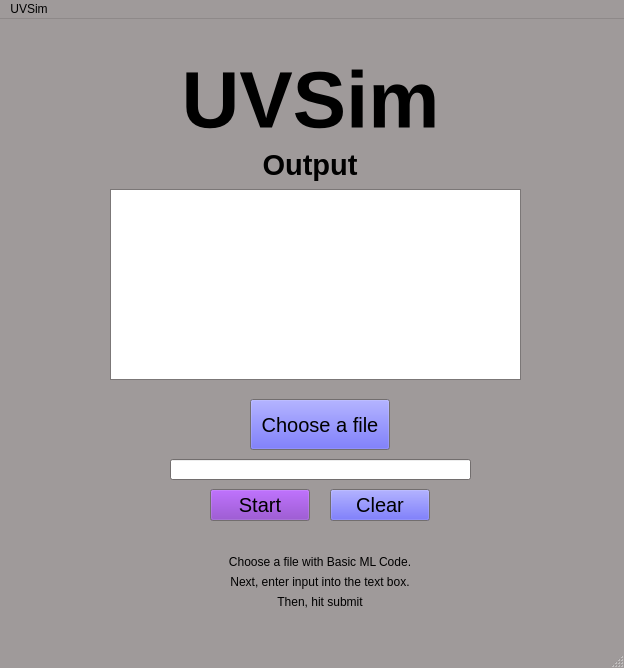
Qt form code_base_with_classes/UVSim.ui (constanhack/2450-project) before a commit.
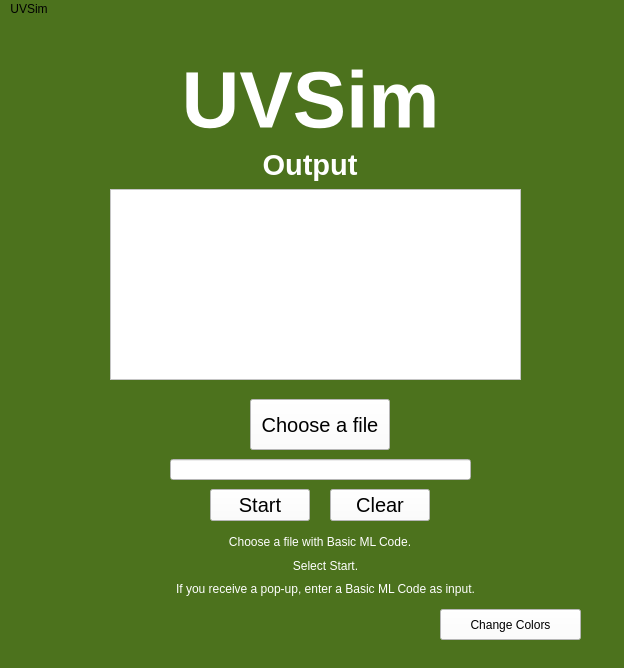
The same form after that commit.

Commit message: Changed GUI colors. Added Change Color pop-up box.

The edit to the form file:
```diff
--- a/code_base_with_classes/UVSim.ui
+++ b/code_base_with_classes/UVSim.ui
@@ -16,18 +16,27 @@
      <colorrole role="Button">
       <brush brushstyle="SolidPattern">
        <color alpha="255">
-        <red>50</red>
-        <green>50</green>
-        <blue>255</blue>
+        <red>76</red>
+        <green>114</green>
+        <blue>29</blue>
+       </color>
+      </brush>
+     </colorrole>
+     <colorrole role="Base">
+      <brush brushstyle="SolidPattern">
+       <color alpha="255">
+        <red>76</red>
+        <green>114</green>
+        <blue>29</blue>
        </color>
       </brush>
      </colorrole>
      <colorrole role="Window">
       <brush brushstyle="SolidPattern">
        <color alpha="255">
-        <red>159</red>
-        <green>154</green>
-        <blue>154</blue>
+        <red>76</red>
+        <green>114</green>
+        <blue>29</blue>
        </color>
       </brush>
      </colorrole>
@@ -36,18 +45,27 @@
      <colorrole role="Button">
       <brush brushstyle="SolidPattern">
        <color alpha="255">
-        <red>50</red>
-        <green>50</green>
-        <blue>255</blue>
+        <red>76</red>
+        <green>114</green>
+        <blue>29</blue>
+       </color>
+      </brush>
+     </colorrole>
+     <colorrole role="Base">
+      <brush brushstyle="SolidPattern">
+       <color alpha="255">
+        <red>76</red>
+        <green>114</green>
+        <blue>29</blue>
        </color>
       </brush>
      </colorrole>
      <colorrole role="Window">
       <brush brushstyle="SolidPattern">
        <color alpha="255">
-        <red>159</red>
-        <green>154</green>
-        <blue>154</blue>
+        <red>76</red>
+        <green>114</green>
+        <blue>29</blue>
        </color>
       </brush>
      </colorrole>
@@ -56,27 +74,27 @@
      <colorrole role="Button">
       <brush brushstyle="SolidPattern">
        <color alpha="255">
-        <red>50</red>
-        <green>50</green>
-        <blue>255</blue>
+        <red>76</red>
+        <green>114</green>
+        <blue>29</blue>
        </color>
       </brush>
      </colorrole>
      <colorrole role="Base">
       <brush brushstyle="SolidPattern">
        <color alpha="255">
-        <red>159</red>
-        <green>154</green>
-        <blue>154</blue>
+        <red>76</red>
+        <green>114</green>
+        <blue>29</blue>
        </color>
       </brush>
      </colorrole>
      <colorrole role="Window">
       <brush brushstyle="SolidPattern">
        <color alpha="255">
-        <red>159</red>
-        <green>154</green>
-        <blue>154</blue>
+        <red>76</red>
+        <green>114</green>
+        <blue>29</blue>
        </color>
       </brush>
      </colorrole>
@@ -86,6 +104,9 @@
   <property name="windowTitle">
    <string>MainWindow</string>
   </property>
+  <property name="styleSheet">
+   <string notr="true">background-color: rgb(76, 114, 29);</string>
+  </property>
   <widget class="QWidget" name="centralwidget">
    <widget class="QLabel" name="Title">
     <property name="geometry">
@@ -102,6 +123,9 @@
       <bold>true</bold>
      </font>
     </property>
+    <property name="styleSheet">
+     <string notr="true">color: rgb(255, 255, 255);</string>
+    </property>
     <property name="text">
      <string>UVSim</string>
     </property>
@@ -113,11 +137,14 @@
     <property name="geometry">
      <rect>
       <x>220</x>
-      <y>530</y>
+      <y>510</y>
       <width>200</width>
       <height>25</height>
      </rect>
     </property>
+    <property name="styleSheet">
+     <string notr="true">color: rgb(255, 255, 255);</string>
+    </property>
     <property name="text">
      <string>Choose a file with Basic ML Code.</string>
     </property>
@@ -128,30 +155,17 @@
    <widget class="QLabel" name="Desc2">
     <property name="geometry">
      <rect>
-      <x>220</x>
-      <y>550</y>
-      <width>200</width>
-      <height>25</height>
+      <x>170</x>
+      <y>560</y>
+      <width>311</width>
+      <height>20</height>
      </rect>
     </property>
-    <property name="text">
-     <string>Next, enter input into the text box.</string>
+    <property name="styleSheet">
+     <string notr="true">color: rgb(255, 255, 255);</string>
     </property>
-    <property name="alignment">
-     <set>Qt::AlignCenter</set>
-    </property>
-   </widget>
-   <widget class="QLabel" name="Desc3">
-    <property name="geometry">
-     <rect>
-      <x>220</x>
-      <y>570</y>
-      <width>200</width>
-      <height>25</height>
-     </rect>
-    </property>
     <property name="text">
-     <string>Then, hit submit</string>
+     <string>If you receive a pop-up, enter a Basic ML Code as input.</string>
     </property>
     <property name="alignment">
      <set>Qt::AlignCenter</set>
@@ -169,6 +183,15 @@
     <property name="palette">
      <palette>
       <active>
+       <colorrole role="Button">
+        <brush brushstyle="SolidPattern">
+         <color alpha="255">
+          <red>255</red>
+          <green>255</green>
+          <blue>255</blue>
+         </color>
+        </brush>
+       </colorrole>
        <colorrole role="ButtonText">
         <brush brushstyle="SolidPattern">
          <color alpha="255">
@@ -178,8 +201,35 @@
          </color>
         </brush>
        </colorrole>
+       <colorrole role="Base">
+        <brush brushstyle="SolidPattern">
+         <color alpha="255">
+          <red>255</red>
+          <green>255</green>
+          <blue>255</blue>
+         </color>
+        </brush>
+       </colorrole>
+       <colorrole role="Window">
+        <brush brushstyle="SolidPattern">
+         <color alpha="255">
+          <red>255</red>
+          <green>255</green>
+          <blue>255</blue>
+         </color>
+        </brush>
+       </colorrole>
       </active>
       <inactive>
+       <colorrole role="Button">
+        <brush brushstyle="SolidPattern">
+         <color alpha="255">
+          <red>255</red>
+          <green>255</green>
+          <blue>255</blue>
+         </color>
+        </brush>
+       </colorrole>
        <colorrole role="ButtonText">
         <brush brushstyle="SolidPattern">
          <color alpha="255">
@@ -189,8 +239,54 @@
          </color>
         </brush>
        </colorrole>
+       <colorrole role="Base">
+        <brush brushstyle="SolidPattern">
+         <color alpha="255">
+          <red>255</red>
+          <green>255</green>
+          <blue>255</blue>
+         </color>
+        </brush>
+       </colorrole>
+       <colorrole role="Window">
+        <brush brushstyle="SolidPattern">
+         <color alpha="255">
+          <red>255</red>
+          <green>255</green>
+          <blue>255</blue>
+         </color>
+        </brush>
+       </colorrole>
       </inactive>
-      <disabled/>
+      <disabled>
+       <colorrole role="Button">
+        <brush brushstyle="SolidPattern">
+         <color alpha="255">
+          <red>255</red>
+          <green>255</green>
+          <blue>255</blue>
+         </color>
+        </brush>
+       </colorrole>
+       <colorrole role="Base">
+        <brush brushstyle="SolidPattern">
+         <color alpha="255">
+          <red>255</red>
+          <green>255</green>
+          <blue>255</blue>
+         </color>
+        </brush>
+       </colorrole>
+       <colorrole role="Window">
+        <brush brushstyle="SolidPattern">
+         <color alpha="255">
+          <red>255</red>
+          <green>255</green>
+          <blue>255</blue>
+         </color>
+        </brush>
+       </colorrole>
+      </disabled>
      </palette>
     </property>
     <property name="font">
@@ -198,6 +294,9 @@
       <pointsize>15</pointsize>
      </font>
     </property>
+    <property name="styleSheet">
+     <string notr="true">background-color: rgb(255, 255, 255);</string>
+    </property>
     <property name="text">
      <string>Clear</string>
     </property>
@@ -217,9 +316,9 @@
        <colorrole role="Button">
         <brush brushstyle="SolidPattern">
          <color alpha="255">
-          <red>128</red>
-          <green>50</green>
-          <blue>190</blue>
+          <red>255</red>
+          <green>255</green>
+          <blue>255</blue>
          </color>
         </brush>
        </colorrole>
@@ -232,14 +331,32 @@
          </color>
         </brush>
        </colorrole>
+       <colorrole role="Base">
+        <brush brushstyle="SolidPattern">
+         <color alpha="255">
+          <red>255</red>
+          <green>255</green>
+          <blue>255</blue>
+         </color>
+        </brush>
+       </colorrole>
+       <colorrole role="Window">
+        <brush brushstyle="SolidPattern">
+         <color alpha="255">
+          <red>255</red>
+          <green>255</green>
+          <blue>255</blue>
+         </color>
+        </brush>
+       </colorrole>
       </active>
       <inactive>
        <colorrole role="Button">
         <brush brushstyle="SolidPattern">
          <color alpha="255">
-          <red>128</red>
-          <green>50</green>
-          <blue>190</blue>
+          <red>255</red>
+          <green>255</green>
+          <blue>255</blue>
          </color>
         </brush>
        </colorrole>
@@ -252,14 +369,50 @@
          </color>
         </brush>
        </colorrole>
+       <colorrole role="Base">
+        <brush brushstyle="SolidPattern">
+         <color alpha="255">
+          <red>255</red>
+          <green>255</green>
+          <blue>255</blue>
+         </color>
+        </brush>
+       </colorrole>
+       <colorrole role="Window">
+        <brush brushstyle="SolidPattern">
+         <color alpha="255">
+          <red>255</red>
+          <green>255</green>
+          <blue>255</blue>
+         </color>
+        </brush>
+       </colorrole>
       </inactive>
       <disabled>
        <colorrole role="Button">
         <brush brushstyle="SolidPattern">
          <color alpha="255">
-          <red>128</red>
-          <green>50</green>
-          <blue>190</blue>
+          <red>255</red>
+          <green>255</green>
+          <blue>255</blue>
+         </color>
+        </brush>
+       </colorrole>
+       <colorrole role="Base">
+        <brush brushstyle="SolidPattern">
+         <color alpha="255">
+          <red>255</red>
+          <green>255</green>
+          <blue>255</blue>
+         </color>
+        </brush>
+       </colorrole>
+       <colorrole role="Window">
+        <brush brushstyle="SolidPattern">
+         <color alpha="255">
+          <red>255</red>
+          <green>255</green>
+          <blue>255</blue>
          </color>
         </brush>
        </colorrole>
@@ -271,6 +424,9 @@
       <pointsize>15</pointsize>
      </font>
     </property>
+    <property name="styleSheet">
+     <string notr="true">background-color: rgb(255, 255, 255);</string>
+    </property>
     <property name="text">
      <string>Start</string>
     </property>
@@ -290,6 +446,9 @@
       <bold>true</bold>
      </font>
     </property>
+    <property name="styleSheet">
+     <string notr="true">color: rgb(255, 255, 255);</string>
+    </property>
     <property name="text">
      <string>Output</string>
     </property>
@@ -309,6 +468,15 @@
     <property name="palette">
      <palette>
       <active>
+       <colorrole role="Button">
+        <brush brushstyle="SolidPattern">
+         <color alpha="255">
+          <red>255</red>
+          <green>255</green>
+          <blue>255</blue>
+         </color>
+        </brush>
+       </colorrole>
        <colorrole role="ButtonText">
         <brush brushstyle="SolidPattern">
          <color alpha="255">
@@ -318,8 +486,35 @@
          </color>
         </brush>
        </colorrole>
+       <colorrole role="Base">
+        <brush brushstyle="SolidPattern">
+         <color alpha="255">
+          <red>255</red>
+          <green>255</green>
+          <blue>255</blue>
+         </color>
+        </brush>
+       </colorrole>
+       <colorrole role="Window">
+        <brush brushstyle="SolidPattern">
+         <color alpha="255">
+          <red>255</red>
+          <green>255</green>
+          <blue>255</blue>
+         </color>
+        </brush>
+       </colorrole>
       </active>
       <inactive>
+       <colorrole role="Button">
+        <brush brushstyle="SolidPattern">
+         <color alpha="255">
+          <red>255</red>
+          <green>255</green>
+          <blue>255</blue>
+         </color>
+        </brush>
+       </colorrole>
        <colorrole role="ButtonText">
         <brush brushstyle="SolidPattern">
          <color alpha="255">
@@ -329,8 +524,54 @@
          </color>
         </brush>
        </colorrole>
+       <colorrole role="Base">
+        <brush brushstyle="SolidPattern">
+         <color alpha="255">
+          <red>255</red>
+          <green>255</green>
+          <blue>255</blue>
+         </color>
+        </brush>
+       </colorrole>
+       <colorrole role="Window">
+        <brush brushstyle="SolidPattern">
+         <color alpha="255">
+          <red>255</red>
+          <green>255</green>
+          <blue>255</blue>
+         </color>
+        </brush>
+       </colorrole>
       </inactive>
-      <disabled/>
+      <disabled>
+       <colorrole role="Button">
+        <brush brushstyle="SolidPattern">
+         <color alpha="255">
+          <red>255</red>
+          <green>255</green>
+          <blue>255</blue>
+         </color>
+        </brush>
+       </colorrole>
+       <colorrole role="Base">
+        <brush brushstyle="SolidPattern">
+         <color alpha="255">
+          <red>255</red>
+          <green>255</green>
+          <blue>255</blue>
+         </color>
+        </brush>
+       </colorrole>
+       <colorrole role="Window">
+        <brush brushstyle="SolidPattern">
+         <color alpha="255">
+          <red>255</red>
+          <green>255</green>
+          <blue>255</blue>
+         </color>
+        </brush>
+       </colorrole>
+      </disabled>
      </palette>
     </property>
     <property name="font">
@@ -338,6 +579,9 @@
       <pointsize>15</pointsize>
      </font>
     </property>
+    <property name="styleSheet">
+     <string notr="true">background-color: rgb(255, 255, 255);</string>
+    </property>
     <property name="text">
      <string>Choose a file</string>
     </property>
@@ -356,6 +600,9 @@
       <pointsize>11</pointsize>
      </font>
     </property>
+    <property name="styleSheet">
+     <string notr="true">background-color: rgb(255, 255, 255);</string>
+    </property>
     <property name="readOnly">
      <bool>true</bool>
     </property>
@@ -368,6 +615,47 @@
       <width>411</width>
       <height>191</height>
      </rect>
+    </property>
+    <property name="autoFillBackground">
+     <bool>false</bool>
+    </property>
+    <property name="styleSheet">
+     <string notr="true">background-color: rgb(255, 255, 255);</string>
+    </property>
+   </widget>
+   <widget class="QPushButton" name="ColorSelect">
+    <property name="geometry">
+     <rect>
+      <x>440</x>
+      <y>590</y>
+      <width>141</width>
+      <height>31</height>
+     </rect>
+    </property>
+    <property name="styleSheet">
+     <string notr="true">background-color: rgb(255, 255, 255);</string>
+    </property>
+    <property name="text">
+     <string>Change Colors</string>
+    </property>
+   </widget>
+   <widget class="QLabel" name="label">
+    <property name="geometry">
+     <rect>
+      <x>290</x>
+      <y>540</y>
+      <width>71</width>
+      <height>20</height>
+     </rect>
+    </property>
+    <property name="styleSheet">
+     <string notr="true">color: rgb(255, 255, 255);</string>
+    </property>
+    <property name="text">
+     <string>Select Start.</string>
+    </property>
+    <property name="alignment">
+     <set>Qt::AlignHCenter|Qt::AlignTop</set>
     </property>
    </widget>
   </widget>
```
The commit also changes 11 other files.
